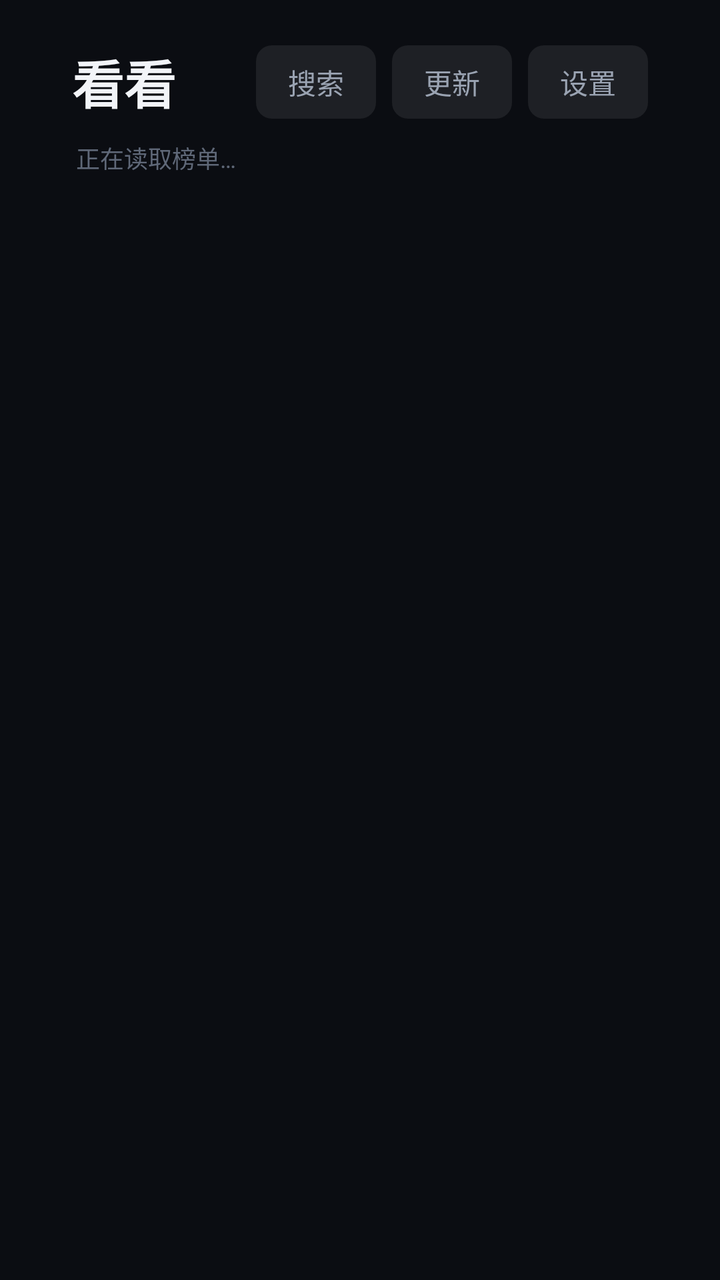
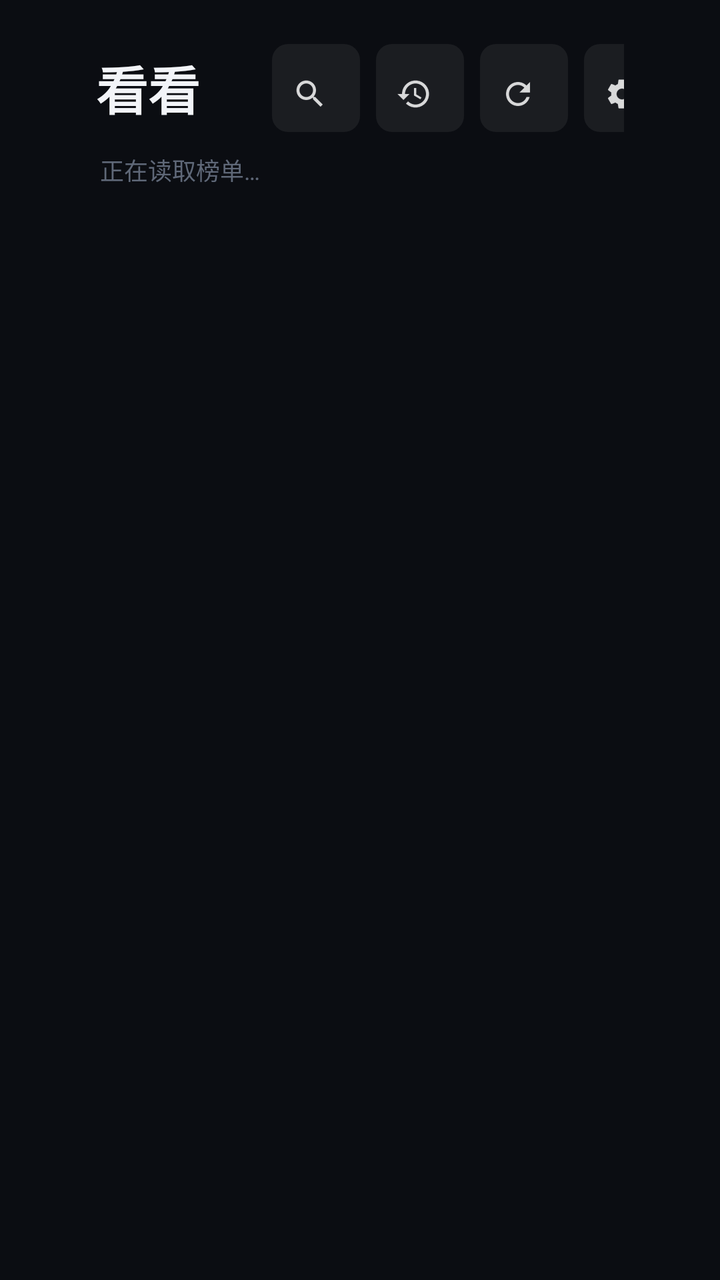

An Android layout rendered at two revisions. The XML below is the earlier revision; the diff shows what the commit changed to produce the second picture.
<!-- AndroidManifest.xml: application theme AppTheme -->
<!-- res/layout/activity_home.xml -->
<?xml version="1.0" encoding="utf-8"?>
<RelativeLayout xmlns:android="http://schemas.android.com/apk/res/android"
    android:layout_width="match_parent"
    android:layout_height="match_parent"
    android:background="@color/bg">

    
    <LinearLayout
        android:id="@+id/topbar"
        android:layout_width="match_parent"
        android:layout_height="wrap_content"
        android:orientation="horizontal"
        android:gravity="center_vertical"
        android:paddingLeft="36dp"
        android:paddingRight="36dp"
        android:paddingTop="22dp"
        android:paddingBottom="4dp">

        <TextView
            android:layout_width="wrap_content"
            android:layout_height="wrap_content"
            android:text="@string/app_name"
            android:textColor="@color/text_primary"
            android:textSize="26sp"
            android:textStyle="bold"
            android:layout_marginRight="28dp" />

        <LinearLayout
            android:id="@+id/tabs"
            android:layout_width="wrap_content"
            android:layout_height="wrap_content"
            android:orientation="horizontal" />

        <View
            android:layout_width="0dp"
            android:layout_height="1dp"
            android:layout_weight="1" />

        <TextView
            android:id="@+id/btn_search"
            style="@style/TopButton"
            android:layout_width="wrap_content"
            android:layout_height="wrap_content"
            android:text="@string/search" />

        <TextView
            android:id="@+id/btn_refresh"
            style="@style/TopButton"
            android:layout_width="wrap_content"
            android:layout_height="wrap_content"
            android:text="@string/refresh"
            android:nextFocusDown="@id/grid" />

        <TextView
            android:id="@+id/btn_settings"
            style="@style/TopButton"
            android:layout_width="wrap_content"
            android:layout_height="wrap_content"
            android:text="@string/settings"
            android:nextFocusDown="@id/grid" />
    </LinearLayout>

    
    <TextView
        android:id="@+id/status"
        android:layout_width="match_parent"
        android:layout_height="wrap_content"
        android:layout_below="@id/topbar"
        android:paddingLeft="38dp"
        android:paddingTop="6dp"
        android:paddingBottom="10dp"
        android:text="@string/loading"
        android:textColor="@color/text_dim"
        android:textSize="12sp" />

    
    <LinearLayout
        android:id="@+id/history_block"
        android:layout_width="match_parent"
        android:layout_height="wrap_content"
        android:layout_below="@id/status"
        android:orientation="vertical"
        android:paddingTop="2dp"
        android:paddingBottom="6dp"
        android:visibility="gone">

        <TextView
            android:id="@+id/history_title"
            android:layout_width="wrap_content"
            android:layout_height="wrap_content"
            android:paddingLeft="38dp"
            android:paddingBottom="8dp"
            android:text="继续观看"
            android:textColor="@color/text_primary"
            android:textSize="15sp"
            android:textStyle="bold" />

        <HorizontalScrollView
            android:layout_width="match_parent"
            android:layout_height="wrap_content"
            android:paddingLeft="32dp"
            android:paddingRight="32dp"
            android:clipToPadding="false"
            android:scrollbars="none">

            <LinearLayout
                android:id="@+id/history_row"
                android:layout_width="wrap_content"
                android:layout_height="wrap_content"
                android:orientation="horizontal" />
        </HorizontalScrollView>
    </LinearLayout>

    <GridView
        android:id="@+id/grid"
        android:layout_width="match_parent"
        android:layout_height="match_parent"
        android:layout_below="@id/history_block"
        android:layout_alignParentBottom="true"
        android:numColumns="6"
        android:horizontalSpacing="14dp"
        android:verticalSpacing="20dp"
        android:paddingLeft="32dp"
        android:paddingRight="32dp"
        android:paddingTop="8dp"
        android:paddingBottom="32dp"
        android:clipChildren="false"
        android:clipToPadding="false"
        android:listSelector="@android:color/transparent"
        android:scrollbars="none"
        android:nextFocusUp="@id/tabs" />

    
    <TextView
        android:id="@+id/empty"
        android:layout_width="wrap_content"
        android:layout_height="wrap_content"
        android:layout_centerInParent="true"
        android:text="@string/empty"
        android:textColor="@color/text_secondary"
        android:textSize="15sp"
        android:visibility="gone" />
</RelativeLayout>
<!-- resources referenced by this layout -->
<resources>
  <color name="bg">#FF0B0D12</color>
  <color name="text_dim">#FF5F6878</color>
  <color name="text_primary">#FFF2F4F8</color>
  <color name="text_secondary">#FF9AA3B2</color>
  <string name="app_name">看看</string>
  <string name="empty">暂无数据，按「更新」重试</string>
  <string name="loading">正在读取榜单…</string>
  <string name="refresh">更新</string>
  <string name="search">搜索</string>
  <string name="settings">设置</string>
  <style name="TopButton">
          <item name="android:textColor">@color/text_secondary</item>
          <item name="android:textSize">14sp</item>
          <item name="android:paddingLeft">16dp</item>
          <item name="android:paddingRight">16dp</item>
          <item name="android:paddingTop">8dp</item>
          <item name="android:paddingBottom">8dp</item>
          <item name="android:background">@drawable/bg_tab</item>
          <item name="android:focusable">true</item>
          <item name="android:layout_marginLeft">8dp</item>
      </style>
  <style name="AppTheme" parent="@android:style/Theme.Holo.NoActionBar">
          <item name="android:windowBackground">@color/bg</item>
          <item name="android:windowNoTitle">true</item>
      </style>
  <!-- drawable bg_tab (drawable) -->
  <?xml version="1.0" encoding="utf-8"?>
  <selector xmlns:android="http://schemas.android.com/apk/res/android">
      <item android:state_focused="true">
          <shape android:shape="rectangle">
              <solid android:color="#33FF4D6A" />
              <corners android:radius="8dp" />
              <stroke android:width="2dp" android:color="@color/accent" />
          </shape>
      </item>
      <item android:state_selected="true">
          <shape android:shape="rectangle">
              <solid android:color="#E6FF4D6A" />
              <corners android:radius="8dp" />
          </shape>
      </item>
      <item>
          <shape android:shape="rectangle">
              <solid android:color="#14FFFFFF" />
              <corners android:radius="8dp" />
          </shape>
      </item>
  </selector>
  <color name="accent">#FFFF4D6A</color>
</resources>

<!-- the commit's change to res/layout/activity_home.xml (unified diff, before → after) -->
@@ -11,8 +11,8 @@
         android:layout_height="wrap_content"
         android:orientation="horizontal"
         android:gravity="center_vertical"
-        android:paddingLeft="36dp"
-        android:paddingRight="36dp"
+        android:paddingLeft="48dp"
+        android:paddingRight="48dp"
         android:paddingTop="22dp"
         android:paddingBottom="4dp">
 
@@ -36,27 +36,32 @@
             android:layout_height="1dp"
             android:layout_weight="1" />
 
-        <TextView
+        
+        <ImageView
             android:id="@+id/btn_search"
-            style="@style/TopButton"
-            android:layout_width="wrap_content"
-            android:layout_height="wrap_content"
-            android:text="@string/search" />
+            style="@style/IconButton"
+            android:src="@drawable/ic_ui_search"
+            android:contentDescription="@string/search" />
 
-        <TextView
-            android:id="@+id/btn_refresh"
-            style="@style/TopButton"
-            android:layout_width="wrap_content"
-            android:layout_height="wrap_content"
-            android:text="@string/refresh"
+        <ImageView
+            android:id="@+id/btn_history"
+            style="@style/IconButton"
+            android:src="@drawable/ic_ui_history"
+            android:contentDescription="@string/history"
             android:nextFocusDown="@id/grid" />
 
-        <TextView
+        <ImageView
+            android:id="@+id/btn_refresh"
+            style="@style/IconButton"
+            android:src="@drawable/ic_ui_refresh"
+            android:contentDescription="@string/refresh"
+            android:nextFocusDown="@id/grid" />
+
+        <ImageView
             android:id="@+id/btn_settings"
-            style="@style/TopButton"
-            android:layout_width="wrap_content"
-            android:layout_height="wrap_content"
-            android:text="@string/settings"
+            style="@style/IconButton"
+            android:src="@drawable/ic_ui_settings"
+            android:contentDescription="@string/settings"
             android:nextFocusDown="@id/grid" />
     </LinearLayout>
 
@@ -66,7 +71,7 @@
         android:layout_width="match_parent"
         android:layout_height="wrap_content"
         android:layout_below="@id/topbar"
-        android:paddingLeft="38dp"
+        android:paddingLeft="50dp"
         android:paddingTop="6dp"
         android:paddingBottom="10dp"
         android:text="@string/loading"
@@ -88,7 +93,7 @@
             android:id="@+id/history_title"
             android:layout_width="wrap_content"
             android:layout_height="wrap_content"
-            android:paddingLeft="38dp"
+            android:paddingLeft="50dp"
             android:paddingBottom="8dp"
             android:text="继续观看"
             android:textColor="@color/text_primary"
@@ -98,8 +103,8 @@
         <HorizontalScrollView
             android:layout_width="match_parent"
             android:layout_height="wrap_content"
-            android:paddingLeft="32dp"
-            android:paddingRight="32dp"
+            android:paddingLeft="44dp"
+            android:paddingRight="44dp"
             android:clipToPadding="false"
             android:scrollbars="none">
 
@@ -120,8 +125,8 @@
         android:numColumns="6"
         android:horizontalSpacing="14dp"
         android:verticalSpacing="20dp"
-        android:paddingLeft="32dp"
-        android:paddingRight="32dp"
+        android:paddingLeft="44dp"
+        android:paddingRight="44dp"
         android:paddingTop="8dp"
         android:paddingBottom="32dp"
         android:clipChildren="false"
<!-- resource entries referenced after the edit -->
@@ -4,20 +4,24 @@
   <color name="text_dim">#FF5F6878</color>
   <color name="text_primary">#FFF2F4F8</color>
   <color name="text_secondary">#FF9AA3B2</color>
+  <!-- drawable ic_ui_history: png bitmap (drawable-hdpi, 741 bytes) -->
+  <!-- drawable ic_ui_refresh: png bitmap (drawable-hdpi, 644 bytes) -->
+  <!-- drawable ic_ui_search: png bitmap (drawable-hdpi, 609 bytes) -->
+  <!-- drawable ic_ui_settings: png bitmap (drawable-hdpi, 726 bytes) -->
   <string name="app_name">看看</string>
   <string name="empty">暂无数据，按「更新」重试</string>
+  <string name="history">观看记录</string>
   <string name="loading">正在读取榜单…</string>
   <string name="refresh">更新</string>
   <string name="search">搜索</string>
   <string name="settings">设置</string>
-  <style name="TopButton">
-          <item name="android:textColor">@color/text_secondary</item>
-          <item name="android:textSize">14sp</item>
-          <item name="android:paddingLeft">16dp</item>
-          <item name="android:paddingRight">16dp</item>
-          <item name="android:paddingTop">8dp</item>
-          <item name="android:paddingBottom">8dp</item>
+  <style name="IconButton">
+          <item name="android:layout_width">44dp</item>
+          <item name="android:layout_height">44dp</item>
+          <item name="android:padding">10dp</item>
           <item name="android:background">@drawable/bg_tab</item>
+          <item name="android:scaleType">fitCenter</item>
+          <item name="android:alpha">0.85</item>
           <item name="android:focusable">true</item>
           <item name="android:layout_marginLeft">8dp</item>
       </style>
